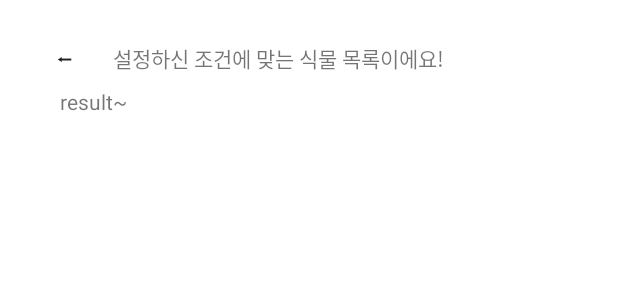
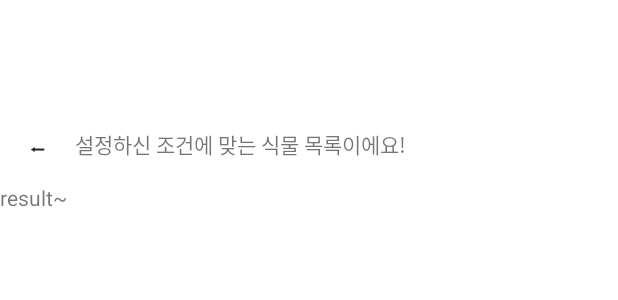
Before and after one commit to nijuy/chlorophyll, an Android app: the layout fragment_result.xml on its own in the app's theme, with its tools: preview values and no code run, on a phone screen of 412 x 824 dp. Shown: the top 300 px of the screen. Run offline under Robolectric (Android 15) with nearby library versions, the phone set to English and light mode, and no system bars; network calls fail.

Commit message:
xml 디자인 LinearLayout로 수정, Home에서 오류뜨는 부분 주석처리

```diff
--- a/app/src/main/java/com/example/myapplication/home/FragmentHome.java
+++ b/app/src/main/java/com/example/myapplication/home/FragmentHome.java
@@ -58,12 +58,12 @@ public class FragmentHome extends Fragment {
             }
         });
 
-        String direc = "/data/data/" + context.getPackageName() + "/shared_prefs";
+ /*       String direc = "/data/data/" + context.getPackageName() + "/shared_prefs";
         String path = Environment.getExternalStorageDirectory().getAbsolutePath() + direc;
         File directory = new File(direc);
         File[] files = directory.listFiles();
 
-        List<String> filesNameList = new ArrayList<>();
+        ArrayList<String> filesNameList = new ArrayList<>();
 
         for (int i = 0; i < files.length; i++) {
             filesNameList.add(files[i].getName());
@@ -77,7 +77,7 @@ public class FragmentHome extends Fragment {
             nickname = pref.getString("nickname", "");
 
             myPlantList.add(new MyPlantList(species, nickname));
-        }
+        }*/
 
         adapter = new MyPlantListAdapter(context, myPlantList);
         recyclerView.setAdapter(adapter);
--- a/app/src/main/java/com/example/myapplication/search/FragmentSearchPlant.java
+++ b/app/src/main/java/com/example/myapplication/search/FragmentSearchPlant.java
@@ -82,7 +82,7 @@ public class FragmentSearchPlant extends Fragment {
         DatabaseHelper databaseHelper = new DatabaseHelper(getActivity().getApplicationContext());
         databaseHelper.OpenDatabaseFile();
 
-        plantList = databaseHelper.getTableData();
+        plantList = databaseHelper.getTableData("SELECT * FROM plants");
         Log.e("test", String.valueOf(plantList.size()));
 
         databaseHelper.close();
--- a/app/src/main/res/layout/fragment_result.xml
+++ b/app/src/main/res/layout/fragment_result.xml
@@ -1,33 +1,26 @@
 <?xml version="1.0" encoding="utf-8"?>
-<androidx.constraintlayout.widget.ConstraintLayout xmlns:android="http://schemas.android.com/apk/res/android"
+<LinearLayout xmlns:android="http://schemas.android.com/apk/res/android"
     xmlns:app="http://schemas.android.com/apk/res-auto"
     xmlns:tools="http://schemas.android.com/tools"
     android:id="@+id/fragment_result"
     android:layout_width="match_parent"
     android:layout_height="match_parent"
-    android:background="@color/white">
+    android:background="@color/white"
+    android:orientation="vertical"
+    android:clickable="true"
+    android:focusable="true">
 
-    <FrameLayout
+    <LinearLayout
         android:id="@+id/result_frame"
         android:layout_width="match_parent"
-        android:layout_height="match_parent">
-
-        <TextView
-            android:id="@+id/announcementText"
-            android:layout_width="wrap_content"
-            android:layout_height="wrap_content"
-            android:layout_marginStart="75dp"
-            android:layout_marginTop="28dp"
-            android:layout_marginEnd="19dp"
-            android:text="@string/announcementText" />
+        android:layout_height="wrap_content"
+        android:orientation="horizontal">
 
         <Button
             android:id="@+id/btn_goRecommend"
-            android:layout_width="54dp"
-            android:layout_height="35dp"
-            android:layout_marginStart="16dp"
-            android:layout_marginTop="19dp"
-            android:layout_marginEnd="19dp"
+            android:layout_width="50dp"
+            android:layout_height="50dp"
+            android:layout_marginTop="72dp"
             android:background="#00ff0000"
             android:text="@string/btn_goRecommend"
             app:layout_constraintEnd_toStartOf="@+id/announcementText"
@@ -35,23 +28,23 @@
             app:layout_constraintTop_toTopOf="parent" />
 
         <TextView
-            android:id="@+id/queryText"
-            android:layout_width="wrap_content"
+            android:id="@+id/announcementText"
+            android:layout_width="match_parent"
             android:layout_height="wrap_content"
-            android:layout_marginStart="40dp"
-            android:layout_marginTop="58dp"
-            android:layout_marginEnd="19dp"
-            android:text="@string/queryText" />
+            android:layout_marginTop="72dp"
+            android:text="@string/announcementText" />
 
-        <androidx.recyclerview.widget.RecyclerView
-            android:id = "@+id/resultRecommend"
-            android:layout_width="wrap_content"
-            android:layout_height="wrap_content"
-            android:layout_marginStart="40dp"
-            android:layout_marginTop="120dp"
-            android:layout_marginEnd="19dp"/>
+    </LinearLayout>
 
-    </FrameLayout>
+    <TextView
+        android:id="@+id/queryText"
+        android:layout_width="match_parent"
+        android:layout_height="wrap_content"
+        android:text="@string/queryText" />
 
+    <androidx.recyclerview.widget.RecyclerView
+        android:id = "@+id/resultRecommend"
+        android:layout_width="match_parent"
+        android:layout_height="match_parent" />
 
-</androidx.constraintlayout.widget.ConstraintLayout>
+</LinearLayout>
--- a/app/src/main/res/values/strings.xml
+++ b/app/src/main/res/values/strings.xml
@@ -9,7 +9,7 @@
     <string name="btn_recommend">나한테 꼭 맞는 식물 추천 받으러 가기!</string>
     <string name="btn_goSearch">⬅</string>
     <string name="plant_name">식물 이름</string>
-    <string name="recommendText">다양한 조건 설정으로 내 상황에 딱 맞는 식물을 추천 받아보세요!\n</string>
+    <string name="recommendText">내 상황에 딱 맞는 식물을 추천 받아보세요!\n</string>
 
     <string name="condition1">식물을 키우는 용도는 무엇인가요?</string>
     <string name="condition1_1">공기정화</string>
```
Also changed, not shown: app/src/main/res/layout/fragment_recommend.xml (+24 -43 lines), app/src/main/res/layout/fragment_search_plant.xml (+13 -6 lines).
